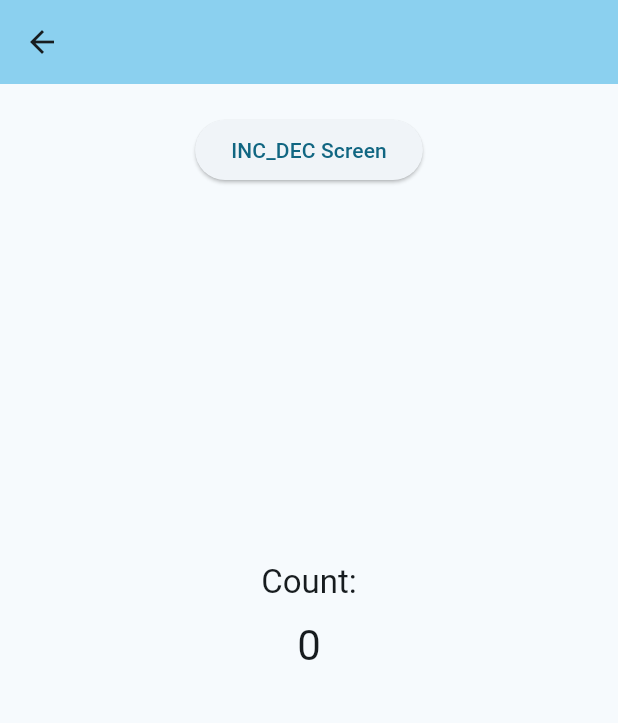
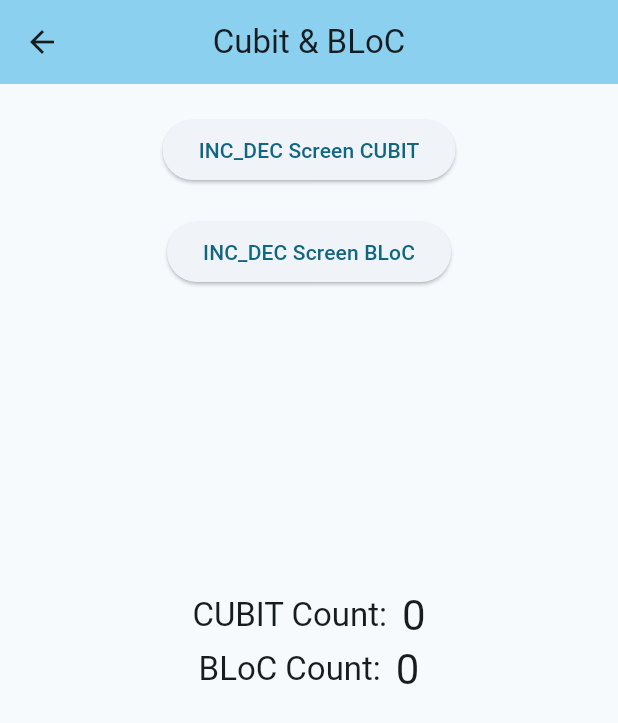
Before and after one commit to Siddiqui145/counter_cubit_bloc, a Flutter app: the MyHomePage screen opened directly, on a phone screen of 412 x 824 dp. Shown: the top 723 px of the screen. Run offline on Flutter 3.47's test engine with Material 3 defaults, Android fonts, the phone set to English and light mode, and no system bars; our stand-ins replace flutter_bloc.

Commit message:
UI adjustments

```diff
--- a/lib/screens/home_screen.dart
+++ b/lib/screens/home_screen.dart
@@ -1,3 +1,5 @@
+import 'package:bloc_cubit_provider/bloc/counter_bloc.dart';
+import 'package:bloc_cubit_provider/bloc/inc_dec_bloc.dart';
 import 'package:bloc_cubit_provider/cubit/counter_cubit.dart';
 import 'package:bloc_cubit_provider/screens/inc_dec_screen.dart';
 import 'package:flutter/material.dart';
@@ -13,15 +15,19 @@ class MyHomePage extends StatefulWidget {
 class _MyHomePageState extends State<MyHomePage> {
 final counter = CounterCubit().state;
 //final counterCubit = CounterCubit();
+final bloccounter = CounterBloc().state;
 
 
 
   @override
   Widget build(BuildContext context) {
-    final counterCubit = BlocProvider.of<CounterCubit>(context);
+    //final counterCubit = BlocProvider.of<CounterCubit>(context);
+    //final counterBloc = BlocProvider.of<CounterBloc>(context);
 
         return Scaffold(
           appBar: AppBar(
+            title: Text('Cubit & BLoC'),
+            centerTitle: true,
             backgroundColor: Theme.of(context).colorScheme.inversePrimary,
           ),
           body: Center(
@@ -29,14 +35,20 @@ final counter = CounterCubit().state;
               mainAxisAlignment: MainAxisAlignment.start,
               children: <Widget>[
                 const SizedBox(height: 20,),
-                 ElevatedButton(onPressed: () => Navigator.push(context, MaterialPageRoute(builder: (context) => IncDecScreen())), child: Text('INC_DEC Screen')),
-                 const SizedBox(height: 250,),
-                 Text(
-                  'Count:',style: Theme.of(context).textTheme.titleLarge,
-                ),
-                const SizedBox(height: 10,),
+                 ElevatedButton(onPressed: () => Navigator.push(context, MaterialPageRoute(builder: (context) => IncDecScreen())), child: Text('INC_DEC Screen CUBIT')),
+
+                 const SizedBox(height: 20,),
+                 ElevatedButton(onPressed: () => Navigator.push(context, MaterialPageRoute(builder: (context) => IncDecBlocScreen())), child: Text('INC_DEC Screen BLoC')),
+                 const SizedBox(height: 200,),
+                 Row(
+                  mainAxisAlignment: MainAxisAlignment.center,
+                   children: [
+                     Text(
+                      'CUBIT Count:',style: Theme.of(context).textTheme.titleLarge,
+                      ),
+                      const SizedBox(width: 10,),
                 BlocBuilder<CounterCubit, int>(
-                  bloc: counterCubit,
+                  //bloc: counterCubit,
                   builder: (context, counter) {
                     return Text(
                       '$counter',
@@ -44,6 +56,27 @@ final counter = CounterCubit().state;
                     );
                   }
                 ),
+                   ],
+                 ),
+                 Row(
+                  mainAxisAlignment: MainAxisAlignment.center,
+                   children: [
+                     Text(
+                      'BLoC Count:',style: Theme.of(context).textTheme.titleLarge,
+                                     ),
+                      const SizedBox(width: 10,),
+                BlocBuilder<CounterBloc, int>(
+                  //bloc: counterCubit,
+                  builder: (context, bloccounter) {
+                    return Text(
+                      '$bloccounter',
+                      style: Theme.of(context).textTheme.headlineMedium,
+                    );
+                  }
+                ),
+                   ],
+                 ),
+
               ],
             ),
           ),
--- a/lib/screens/inc_dec_screen.dart
+++ b/lib/screens/inc_dec_screen.dart
@@ -16,6 +16,8 @@ class _IncDecScreenState extends State<IncDecScreen> {
     final counterCubit = BlocProvider.of<CounterCubit>(context);
     return Scaffold(
       appBar: AppBar(
+        title: Text('Cubit Screen'),
+        centerTitle: true,
         backgroundColor: Theme.of(context).colorScheme.inversePrimary,
       ),
       body: Center(
```
